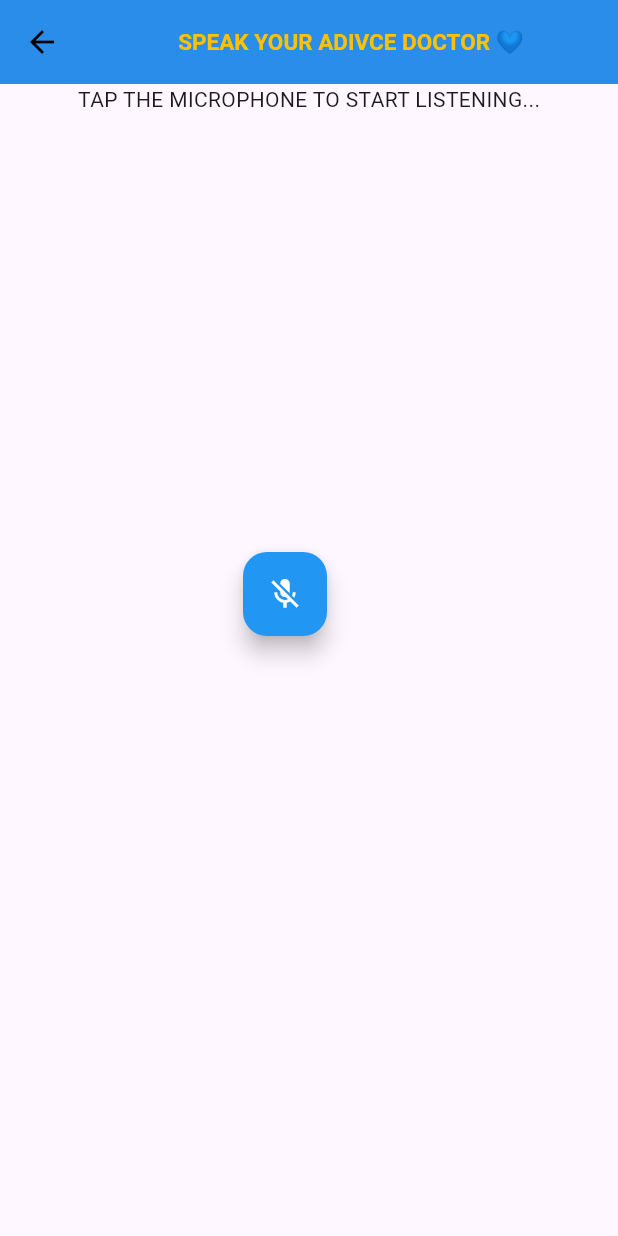
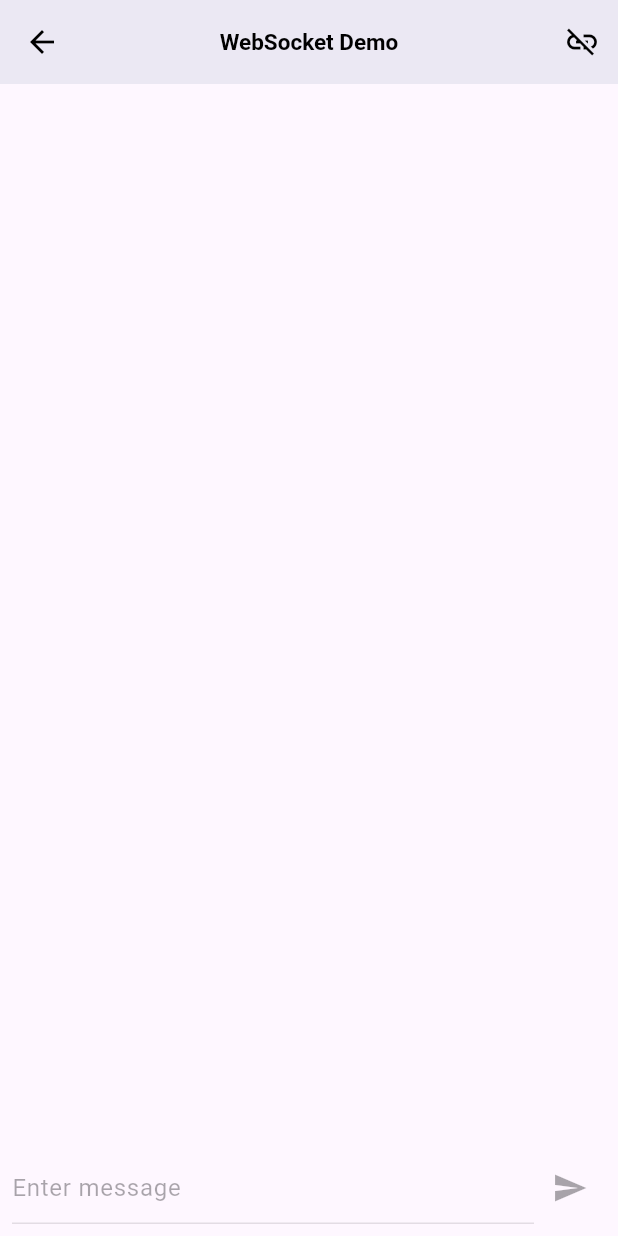
Before and after one commit to martiniscoding/martin_app, a Flutter app: the ChatUserCard widget shown alone on an empty page, opened directly with empty values, after a tap on "12:00", on a phone screen of 412 x 824 dp. Run offline on Flutter 3.47's test engine with Material 3 defaults, Android fonts, the phone set to English and light mode, and no system bars; our stand-ins replace cloud_firestore, firebase_auth, firebase_core, google_sign_in; missing offline and left inert: record; accounts and stored records are empty; network calls fail.

Commit message:
hello bhai

```diff
--- a/lib/api/apis.dart
+++ b/lib/api/apis.dart
@@ -1,6 +1,7 @@
 import 'package:cloud_firestore/cloud_firestore.dart';
 import 'package:final_app/models/chat_user.dart';
 import 'package:firebase_auth/firebase_auth.dart';
+
 
 class Apis {
   static FirebaseAuth auth = FirebaseAuth.instance;
--- a/lib/widgets/chat_user_card.dart
+++ b/lib/widgets/chat_user_card.dart
@@ -1,13 +1,12 @@
 import 'package:cached_network_image/cached_network_image.dart';
-import 'package:final_app/models/chat_user.dart';
-import 'package:final_app/screens/chat_screen.dart';
 import 'package:final_app/widgets/voicetotext.dart';
+import 'package:final_app/widgets/websocket%202.dart';
+import 'package:final_app/widgets/websockets.dart';
 import 'package:flutter/cupertino.dart';
 import 'package:flutter/material.dart';
-import 'package:final_app/main.dart';
-import 'package:flutter_platform_widgets/flutter_platform_widgets.dart';
 
-import 'websockets.dart';
+import '../main.dart';
+import '../models/chat_user.dart';
 
 class ChatUserCard extends StatefulWidget {
   final ChatUser user;
@@ -26,7 +25,7 @@ class _ChatUserCardState extends State<ChatUserCard> {
       child: InkWell(
         onTap: () {
           Navigator.push(
-              context, MaterialPageRoute(builder: (_) =>voicetotext()));
+              context, MaterialPageRoute(builder: (_) => WebSocketDemo()));
         },
         child: ListTile(
           //profile picture
--- a/lib/widgets/voicetotext.dart
+++ b/lib/widgets/voicetotext.dart
@@ -1,95 +1,105 @@
-import 'package:flutter/cupertino.dart';
-import 'package:flutter/material.dart';
-import 'package:speech_to_text/speech_to_text.dart';
+// import 'package:flutter/material.dart';
+// import 'package:speech_to_text/speech_to_text.dart';
 
-import 'package:flutter_sound/flutter_sound.dart';
-import 'package:permission_handler/permission_handler.dart';
-import 'package:web_socket_channel/web_socket_channel.dart';
+// class VoiceToText extends StatefulWidget {
+//   const VoiceToText({super.key});
 
-class voicetotext extends StatefulWidget {
-  const voicetotext({super.key});
+//   @override
+//   State<VoiceToText> createState() => _VoiceToTextState();
+// }
 
-  @override
-  State<voicetotext> createState() => _voicetotextState();
-}
+// class _VoiceToTextState extends State<VoiceToText> {
 
-class _voicetotextState extends State<voicetotext> {
-  bool _speechEnabled = false;
-  String _wordsSpoken = "";
-  final SpeechToText _speechToText = SpeechToText();
-  @override
-  void initState() {
-    super.initState();
-    initSpeech();
-  }
+//   bool _speechEnabled = false;
+//   String _wordsSpoken = "";
+//   final SpeechToText _speechToText = SpeechToText();
+//   @override
+//   void initState() {
+//     super.initState();
+//     initSpeech();
+//   }
 
-  void initSpeech() async {
-    _speechEnabled = await _speechToText.initialize();
-    setState(() {});
-  }
+//   void initSpeech() async {
+//     try {
+//       _speechEnabled = await _speechToText.initialize();
+//     } catch (e) {
+//       print('Speech initialization : $e');
+//     }
+//   }
 
-  void _startListening() async {
-    await _speechToText.listen(onResult: _onSpeechResult);
-    setState(() {});
-    ;
-  }
+//   void _startListening() async {
+//     try {
+//       await _speechToText.listen(onResult: _onSpeechResult);
+//       setState(() {});
+//     } catch (e) {
+//       print('start listening : $e');
+//     }
+//   }
 
-  void _stopListening() async {
-    await _speechToText.stop();
-    setState(() {});
-  }
+//   void _stopListening() async {
+//     try {
+//       await _speechToText.stop();
+//       setState(() {});
+//     } catch (e) {
+//       print('stop listening : $e');
+//     }
+//   }
 
-  void _onSpeechResult(result) {
-    setState(() {
-      _wordsSpoken = '${result.recognizedWords}';
-    });
-  }
+//   void _onSpeechResult(result) {
+//     try {
+//       setState(() {
+//         _wordsSpoken = '${result.recognizedWords}';
+//       });
+//     } catch (e) {
+//       print('on speech result : $e');
+//     }
+//   }
 
-  Widget build(BuildContext context) {
-    return Scaffold(
-        appBar: AppBar(
-            backgroundColor: Colors.blue,
-            title: Center(
-              child: Text(
-                "SPEAK YOUR ADIVCE DOCTOR 💙",
-                style:
-                    TextStyle(color: Colors.amber, fontWeight: FontWeight.bold),
-              ),
-            )),
-        body: Center(
-          child: Column(
-            children: [
-              Container(
-                  child: Text(_speechToText.isListening
-                      ? "WE ARE LISTENING YOU"
-                      : _speechEnabled
-                          ? 'TAP THE MICROPHONE TO START LISTENING...'
-                          : 'SPEECH NOT ENABLED')),
-              Expanded(
-                  child: Container(
-                padding: EdgeInsets.all(16),
-                child: Text(
-                  _wordsSpoken,
-                  style: const TextStyle(
-                    fontSize: 25,
-                    fontWeight: FontWeight.w300,
-                  ),
-                ),
-              ))
-            ],
-          ),
-        ),
-        floatingActionButton: Center(
-          child: FloatingActionButton(
-            onPressed:
-                _speechToText.isListening ? _stopListening : _startListening,
-            tooltip: 'Listen',
-            child: Icon(
-              _speechToText.isNotListening ? Icons.mic_off : Icons.mic,
-              color: Colors.white,
-            ),
-            backgroundColor: Colors.blue,
-          ),
-        ));
-  }
-}
+//   Widget build(BuildContext context) {
+//     return Scaffold(
+//         appBar: AppBar(
+//             backgroundColor: Colors.blue,
+//             title: Center(
+//               child: Text(
+//                 "SPEAK YOUR ADIVCE DOCTOR 💙",
+//                 style:
+//                     TextStyle(color: Colors.amber, fontWeight: FontWeight.bold),
+//               ),
+//             )),
+//         body: Center(
+//           child: Column(
+//             children: [
+//               Container(
+//                   child: Text(_speechToText.isListening
+//                       ? "WE ARE LISTENING YOU"
+//                       : _speechEnabled
+//                           ? 'TAP THE MICROPHONE TO START LISTENING...'
+//                           : 'SPEECH NOT ENABLED')),
+//               Expanded(
+//                   child: Container(
+//                 padding: EdgeInsets.all(16),
+//                 child: Text(
+//                   _wordsSpoken,
+//                   style: const TextStyle(
+//                     fontSize: 25,
+//                     fontWeight: FontWeight.w300,
+//                   ),
+//                 ),
+//               ))
+//             ],
+//           ),
+//         ),
+//         floatingActionButton: Center(
+//           child: FloatingActionButton(
+//             onPressed:
+//                 _speechToText.isListening ? _stopListening : _startListening,
+//             tooltip: 'Listen',
+//             child: Icon(
+//               _speechToText.isNotListening ? Icons.mic_off : Icons.mic,
+//               color: Colors.white,
+//             ),
+//             backgroundColor: Colors.blue,
+//           ),
+//         ));
+//   }
+// }
--- a/lib/widgets/websockets.dart
+++ b/lib/widgets/websockets.dart
@@ -1,176 +1,121 @@
-// import 'package:flutter/material.dart';
-// import 'package:speech_to_text/speech_to_text.dart';
-// import 'package:web_socket_channel/web_socket_channel.dart';
-// import 'package:permission_handler/permission_handler.dart';
+import 'package:web_socket_channel/web_socket_channel.dart';
+import 'package:flutter/material.dart';
 
-// class WebSockets extends StatelessWidget {
-//   const WebSockets({Key? key}) : super(key: key);
+class WebSocketDemo extends StatefulWidget {
+  const WebSocketDemo({Key? key}) : super(key: key);
 
-//   @override
-//   Widget build(BuildContext context) {
-//     return MaterialApp(
-//       title: 'WELCOME',
-//       theme: ThemeData(
-//         primarySwatch: Colors.blue,
-//         useMaterial3: true,
-//       ),
-//       home: const VoiceToTextScreen(),
-//     );
-//   }
-// }
+  @override
+  _WebSocketDemoState createState() => _WebSocketDemoState();
+}
 
-// class VoiceToTextScreen extends StatefulWidget {
-//   const VoiceToTextScreen({Key? key}) : super(key: key);
+class _WebSocketDemoState extends State<WebSocketDemo> {
+  final TextEditingController _messageController = TextEditingController();
+  WebSocketChannel? channel;
+  List<String> messages = [];
+  bool isConnected = false;
 
-//   @override
-//   State<VoiceToTextScreen> createState() => _VoiceToTextScreenState();
-// }
+  void connectToWebSocket() {
+    try {
+      channel = WebSocketChannel.connect(
+        Uri.parse('ws://37.27.1.2:1951/ws/transcribe'),
+      );
 
-// class _VoiceToTextScreenState extends State<VoiceToTextScreen> {
-//   final SpeechToText _speechToText = SpeechToText();
-//   bool _speechEnabled = false;
-//   bool _isListening = false;
-//   String _lastWords = '';
-//   WebSocketChannel? _channel;
-//   final TextEditingController _serverController = TextEditingController(
-//     text: 'ws://37.27.1.2:1951/ws/transcribe',
-//   );
+      setState(() {
+        isConnected = true;
+      });
 
-//   @override
-//   void initState() {
-//     super.initState();
-//     _initSpeech();
-//   }
+      // Listen to incoming messages
+      channel?.stream.listen(
+        (message) {
+          setState(() {
+            messages.add('Received: $message');
+          });
+        },
+        onDone: () {
+          setState(() {
+            isConnected = false;
+            messages.add('WebSocket connection closed');
+          });
+        },
+        onError: (error) {
+          setState(() {
+            isConnected = false;
+            messages.add('Error: $error');
+          });
+        },
+      );
+    } catch (e) {
+      setState(() {
+        messages.add('Error connecting: $e');
+      });
+    }
+  }
 
-//   @override
-//   void dispose() {
-//     _channel?.sink.close();
-//     _serverController.dispose();
-//     super.dispose();
-//   }
+  void sendMessage(String message) {
+    if (channel != null && isConnected) {
+      channel?.sink.add(message);
+      setState(() {
+        messages.add('Sent: $message');
+      });
+      _messageController.clear();
+    }
+  }
 
-//   Future<void> _initSpeech() async {
-//     await Permission.microphone.request();
-//     _speechEnabled = await _speechToText.initialize();
-//     setState(() {});
-//   }
+  @override
+  void dispose() {
+    channel?.sink.close();
+    _messageController.dispose();
+    super.dispose();
+  }
 
-//   void _connectWebSocket() {
-//     _channel?.sink.close();
-//     try {
-//       _channel = WebSocketChannel.connect(
-//         Uri.parse(_serverController.text),
-//       );
-//       _channel!.stream.listen(
-//         (message) {
-//           setState(() {
-//             _lastWords = message.toString();
-//           });
-//         },
-//         onError: (error) {
-//           ScaffoldMessenger.of(context).showSnackBar(
-//             SnackBar(content: Text('WebSocket error: $error')),
-//           );
-//         },
-//         onDone: () {
-//           ScaffoldMessenger.of(context).showSnackBar(
-//             const SnackBar(content: Text('WebSocket connection closed')),
-//           );
-//         },
-//       );
-//       ScaffoldMessenger.of(context).showSnackBar(
-//         const SnackBar(content: Text('Connected to WebSocket server')),
-//       );
-//     } catch (e) {
-//       ScaffoldMessenger.of(context).showSnackBar(
-//         SnackBar(content: Text('Failed to connect: $e')),
-//       );
-//     }
-//   }
-
-//   Future<void> _startListening() async {
-//     if (_channel == null) {
-//       ScaffoldMessenger.of(context).showSnackBar(
-//         const SnackBar(content: Text('Please connect to WebSocket first')),
-//       );
-//       return;
-//     }
-
-//     await _speechToText.listen(
-//       onResult: (result) {
-//         setState(() {
-//           _lastWords = result.recognizedWords;
-//         });
-//         if (result.finalResult) {
-//           _channel?.sink.add(_lastWords);
-//         }
-//       },
-//     );
-//     setState(() {
-//       _isListening = true;
-//     });
-//   }
-
-//   Future<void> _stopListening() async {
-//     await _speechToText.stop();
-//     setState(() {
-//       _isListening = false;
-//     });
-//   }
-
-//   @override
-//   Widget build(BuildContext context) {
-//     return Scaffold(
-//       appBar: AppBar(
-//         title: const Text('Voice to Text'),
-//       ),
-//       body: Padding(
-//         padding: const EdgeInsets.all(16),
-//         child: Column(
-//           children: [
-//             TextField(
-//               controller: _serverController,
-//               decoration: const InputDecoration(
-//                 labelText: 'ws://37.27.1.2:1951/ws/transcribe',
-//                 border: OutlineInputBorder(),
-//               ),
-//             ),
-//             const SizedBox(height: 16),
-//             ElevatedButton(
-//               onPressed: _connectWebSocket,
-//               child: const Text('Connect to WebSocket'),
-//             ),
-//             const SizedBox(height: 32),
-//             Text(
-//               _speechEnabled
-//                   ? 'Tap the microphone to start listening'
-//                   : 'Speech recognition not available',
-//               style: const TextStyle(fontSize: 16),
-//             ),
-//             const SizedBox(height: 16),
-//             Expanded(
-//               child: Container(
-//                 padding: const EdgeInsets.all(16),
-//                 decoration: BoxDecoration(
-//                   border: Border.all(color: Colors.grey),
-//                   borderRadius: BorderRadius.circular(8),
-//                 ),
-//                 child: Text(
-//                   _lastWords,
-//                   style: const TextStyle(fontSize: 18),
-//                 ),
-//               ),
-//             ),
-//           ],
-//         ),
-//       ),
-//       floatingActionButton: FloatingActionButton(
-//         onPressed: _speechEnabled
-//             ? (_isListening ? _stopListening : _startListening)
-//             : null,
-//         tooltip: 'Listen',
-//         child: Icon(_isListening ? Icons.mic_off : Icons.mic),
-//       ),
-//     );
-//   }
-// }
+  @override
+  Widget build(BuildContext context) {
+    return Scaffold(
+      appBar: AppBar(
+        title: const Text('WebSocket Demo'),
+        actions: [
+          IconButton(
+            icon: Icon(isConnected ? Icons.link : Icons.link_off),
+            onPressed: isConnected ? null : connectToWebSocket,
+          ),
+        ],
+      ),
+      body: Column(
+        children: [
+          Expanded(
+            child: ListView.builder(
+              itemCount: messages.length,
+              itemBuilder: (context, index) {
+                return ListTile(
+                  title: Text(messages[index]),
+                );
+              },
+            ),
+          ),
+          Padding(
+            padding: const EdgeInsets.all(8.0),
+            child: Row(
+              children: [
+                Expanded(
+                  child: TextField(
+                    controller: _messageController,
+                    decoration: const InputDecoration(
+                      hintText: 'Enter message',
+                    ),
+                    enabled: isConnected,
+                  ),
+                ),
+                IconButton(
+                  icon: const Icon(Icons.send),
+                  onPressed: isConnected
+                      ? () => sendMessage(_messageController.text)
+                      : null,
+                ),
+              ],
+            ),
+          ),
+        ],
+      ),
+    );
+  }
+}
```
Also changed, not shown: lib/globals/auth_gate.dart (added, +60 -0 lines), lib/main.dart (+10 -13 lines), lib/screens/auth/login_screen.dart (+6 -5 lines), lib/screens/home_screen.dart (+2 -7 lines), lib/screens/splash_screen.dart (+4 -3 lines), lib/widgets/websocket 2.dart (added, +80 -0 lines), pubspec.yaml (+9 -2 lines), pubspec.lock, 2 other files.
